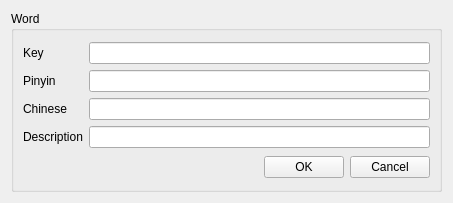
Old version of the form dlgword.ui in the repository ensisoft/pinyin-translator.
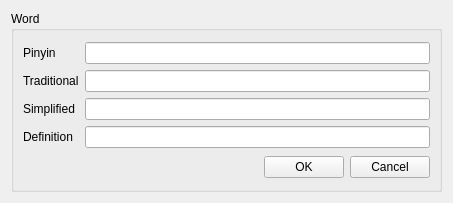
New version of the form.

Commit message: Traditional and simplified visible in the translator ui

What changed in the file:
```diff
--- a/dlgword.ui
+++ b/dlgword.ui
@@ -28,7 +28,7 @@
         <item row="0" column="0">
          <widget class="QLabel" name="label_4">
           <property name="text">
-           <string>Key</string>
+           <string>Pinyin</string>
           </property>
          </widget>
         </item>
@@ -36,31 +36,35 @@
          <widget class="QLineEdit" name="editDescription"/>
         </item>
         <item row="0" column="1">
-         <widget class="QLineEdit" name="editKey"/>
+         <widget class="QLineEdit" name="editPinyin">
+          <property name="enabled">
+           <bool>true</bool>
+          </property>
+         </widget>
         </item>
         <item row="1" column="0">
          <widget class="QLabel" name="label">
           <property name="text">
-           <string>Pinyin</string>
+           <string>Traditional</string>
           </property>
          </widget>
         </item>
         <item row="3" column="0">
          <widget class="QLabel" name="label_3">
           <property name="text">
-           <string>Description</string>
+           <string>Definition</string>
           </property>
          </widget>
         </item>
         <item row="2" column="0">
          <widget class="QLabel" name="label_2">
           <property name="text">
-           <string>Chinese</string>
+           <string>Simplified</string>
           </property>
          </widget>
         </item>
         <item row="1" column="1">
-         <widget class="QLineEdit" name="editPinyin"/>
+         <widget class="QLineEdit" name="editTraditional"/>
         </item>
        </layout>
       </item>
```
Left out of the diff: 6 changed lines with no effect on the pictures. The commit also changes 10 other files.
